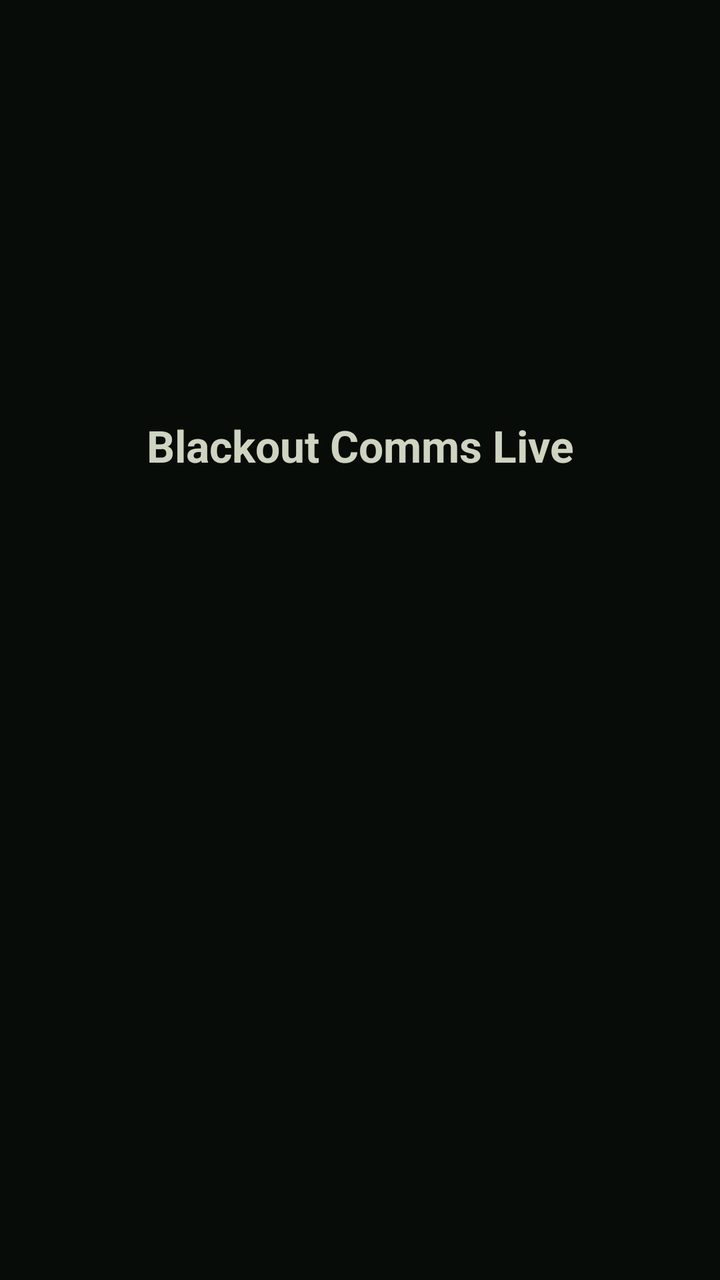
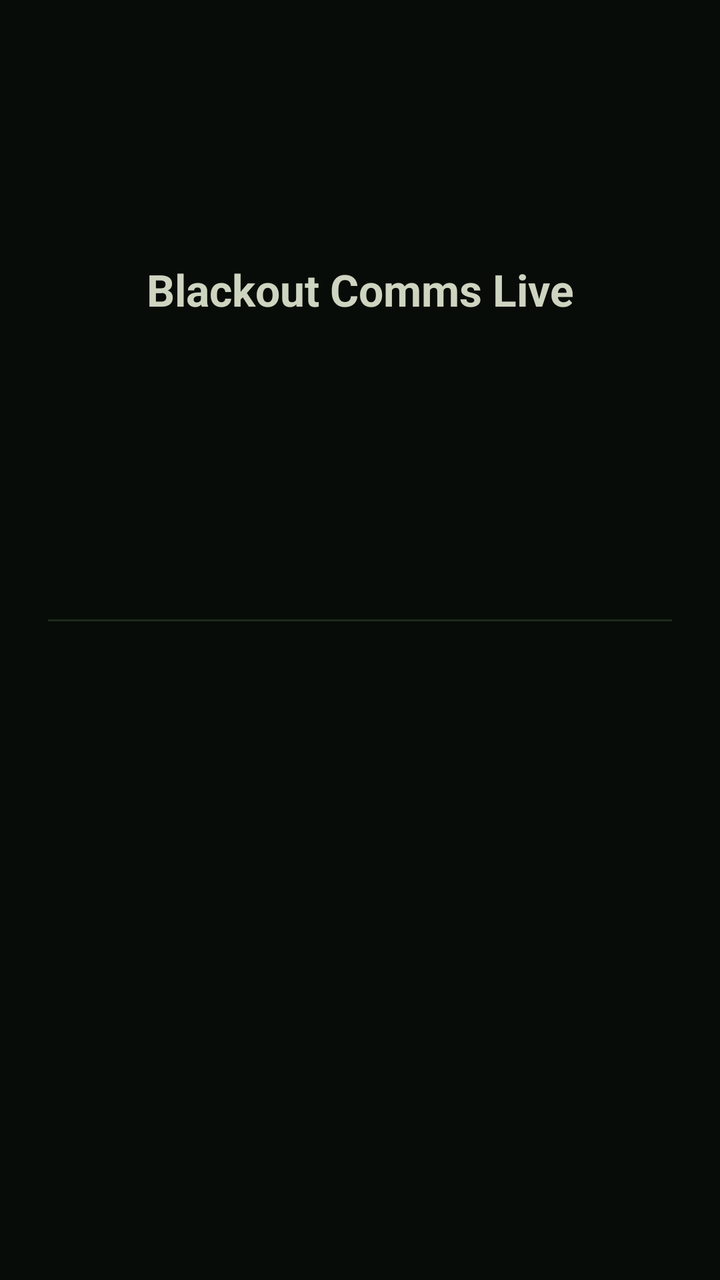

Before-and-after screenshots of an Android layout around one commit, followed by the original layout XML and the change that was made.
<!-- AndroidManifest.xml: application theme Theme.BlackoutCommsLive -->
<!-- res/layout/fragment_about.xml -->
<?xml version="1.0" encoding="utf-8"?>
<ScrollView
    xmlns:android="http://schemas.android.com/apk/res/android"
    android:layout_width="match_parent"
    android:layout_height="match_parent"
    android:background="@color/background">

    <LinearLayout
        android:layout_width="match_parent"
        android:layout_height="wrap_content"
        android:orientation="vertical"
        android:padding="24dp"
        android:gravity="center_horizontal">

        <ImageView
            android:id="@+id/img_logo"
            android:layout_width="160dp"
            android:layout_height="160dp"
            android:layout_marginBottom="24dp"
            android:contentDescription="Blackout Comms Live logo"
            android:scaleType="fitCenter" />

        <TextView
            android:layout_width="match_parent"
            android:layout_height="wrap_content"
            android:text="Blackout Comms Live"
            android:textSize="22sp"
            android:textStyle="bold"
            android:textColor="@color/text_primary"
            android:gravity="center"
            android:layout_marginBottom="20dp" />

        <TextView
            android:id="@+id/tv_about_1"
            android:layout_width="match_parent"
            android:layout_height="wrap_content"
            android:textSize="14sp"
            android:textColor="@color/text_primary"
            android:lineSpacingMultiplier="1.4"
            android:layout_marginBottom="16dp" />

        <TextView
            android:id="@+id/tv_about_2"
            android:layout_width="match_parent"
            android:layout_height="wrap_content"
            android:textSize="14sp"
            android:textColor="@color/text_primary"
            android:lineSpacingMultiplier="1.4"
            android:layout_marginBottom="24dp" />

        <TextView
            android:id="@+id/tv_website"
            android:layout_width="wrap_content"
            android:layout_height="wrap_content"
            android:textSize="15sp"
            android:textColor="@color/accent"
            android:layout_marginBottom="32dp" />

    </LinearLayout>
</ScrollView>
<!-- resources referenced by this layout -->
<resources>
  <color name="accent">#7A9E5F</color>
  <color name="background">#080C08</color>
  <color name="text_primary">#CDD4C0</color>
  <style name="Theme.BlackoutCommsLive" parent="Theme.MaterialComponents.DayNight.NoActionBar">
          <item name="colorPrimary">@color/primary</item>
          <item name="colorPrimaryVariant">@color/primary_variant</item>
          <item name="colorOnPrimary">@color/text_primary</item>
          <item name="colorSecondary">@color/accent</item>
          <item name="colorOnSecondary">@color/background</item>
          <item name="android:colorBackground">@color/background</item>
          <item name="android:windowBackground">@color/background</item>
          <item name="bottomSheetDialogTheme">@style/BottomSheetDialogTheme</item>
      </style>
  <color name="primary">#1A2E1A</color>
  <color name="primary_variant">#0D1A0D</color>
  <style name="BottomSheetDialogTheme" parent="Theme.MaterialComponents.BottomSheetDialog">
          <item name="android:windowIsFloating">false</item>
          <item name="bottomSheetStyle">@style/BottomSheetStyle</item>
      </style>
  <style name="BottomSheetStyle" parent="Widget.Design.BottomSheet.Modal">
          <item name="android:background">@color/surface</item>
      </style>
  <color name="surface">#0F140F</color>
</resources>

<!-- the commit's change to res/layout/fragment_about.xml (unified diff, before → after) -->
@@ -12,11 +12,12 @@
         android:padding="24dp"
         android:gravity="center_horizontal">
 
+        
         <ImageView
             android:id="@+id/img_logo"
-            android:layout_width="160dp"
-            android:layout_height="160dp"
-            android:layout_marginBottom="24dp"
+            android:layout_width="90dp"
+            android:layout_height="90dp"
+            android:layout_marginBottom="16dp"
             android:contentDescription="Blackout Comms Live logo"
             android:scaleType="fitCenter" />
 
@@ -56,5 +57,22 @@
             android:textColor="@color/accent"
             android:layout_marginBottom="32dp" />
 
+        <View
+            android:layout_width="match_parent"
+            android:layout_height="1dp"
+            android:background="@color/divider"
+            android:layout_marginBottom="24dp" />
+
+        
+        <ImageView
+            android:id="@+id/img_about_bottom"
+            android:layout_width="match_parent"
+            android:layout_height="wrap_content"
+            android:adjustViewBounds="true"
+            android:scaleType="fitCenter"
+            android:layout_marginBottom="24dp"
+            android:contentDescription="About image"
+            android:visibility="gone" />
+
     </LinearLayout>
 </ScrollView>
<!-- resource entries referenced after the edit -->
@@ -2,6 +2,7 @@
 <resources>
   <color name="accent">#7A9E5F</color>
   <color name="background">#080C08</color>
+  <color name="divider">#1E2A1E</color>
   <color name="text_primary">#CDD4C0</color>
   <style name="Theme.BlackoutCommsLive" parent="Theme.MaterialComponents.DayNight.NoActionBar">
           <item name="colorPrimary">@color/primary</item>
@@ -12,6 +13,10 @@
           <item name="android:colorBackground">@color/background</item>
           <item name="android:windowBackground">@color/background</item>
           <item name="bottomSheetDialogTheme">@style/BottomSheetDialogTheme</item>
+          
+          <item name="materialAlertDialogTheme">@style/AlertDialogTheme</item>
+          
+          <item name="alertDialogTheme">@style/AlertDialogTheme</item>
       </style>
   <color name="primary">#1A2E1A</color>
   <color name="primary_variant">#0D1A0D</color>
@@ -19,9 +24,23 @@
           <item name="android:windowIsFloating">false</item>
           <item name="bottomSheetStyle">@style/BottomSheetStyle</item>
       </style>
+  <style name="AlertDialogTheme" parent="ThemeOverlay.MaterialComponents.MaterialAlertDialog">
+          <item name="colorSurface">@color/surface</item>
+          <item name="colorOnSurface">@color/text_primary</item>
+          <item name="colorPrimary">@color/accent</item>
+          <item name="android:textColorPrimary">@color/text_primary</item>
+          <item name="android:textColorSecondary">@color/text_secondary</item>
+          <item name="buttonBarPositiveButtonStyle">@style/DialogButtonStyle</item>
+          <item name="buttonBarNegativeButtonStyle">@style/DialogButtonStyle</item>
+          <item name="buttonBarNeutralButtonStyle">@style/DialogButtonStyle</item>
+      </style>
   <style name="BottomSheetStyle" parent="Widget.Design.BottomSheet.Modal">
           <item name="android:background">@color/surface</item>
       </style>
   <color name="surface">#0F140F</color>
+  <color name="text_secondary">#6E7A63</color>
+  <style name="DialogButtonStyle" parent="Widget.MaterialComponents.Button.TextButton.Dialog">
+          <item name="android:textColor">@color/accent</item>
+      </style>
 </resources>
 
